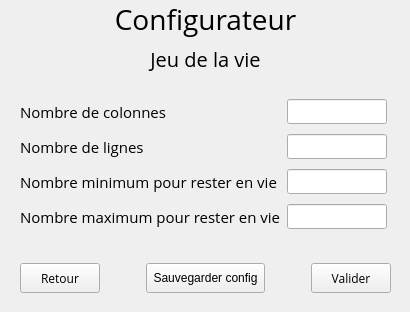
Qt form Code/AutoCell/configgameoflifeautomatonwindow.ui (Nawhal/AutoCell) before a commit.
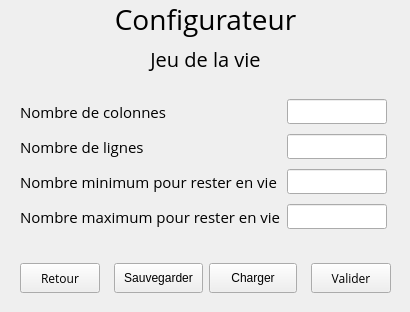
The same form after that commit.

The edit to the form file:
```diff
--- a/Code/AutoCell/configgameoflifeautomatonwindow.ui
+++ b/Code/AutoCell/configgameoflifeautomatonwindow.ui
@@ -317,7 +317,37 @@
          </font>
         </property>
         <property name="text">
-         <string>Sauvegarder config</string>
+         <string>Sauvegarder</string>
+        </property>
+       </widget>
+      </item>
+      <item>
+       <widget class="QPushButton" name="loadConfigButton">
+        <property name="sizePolicy">
+         <sizepolicy hsizetype="Minimum" vsizetype="Minimum">
+          <horstretch>0</horstretch>
+          <verstretch>0</verstretch>
+         </sizepolicy>
+        </property>
+        <property name="minimumSize">
+         <size>
+          <width>0</width>
+          <height>30</height>
+         </size>
+        </property>
+        <property name="maximumSize">
+         <size>
+          <width>150</width>
+          <height>30</height>
+         </size>
+        </property>
+        <property name="font">
+         <font>
+          <pointsize>9</pointsize>
+         </font>
+        </property>
+        <property name="text">
+         <string>Charger</string>
         </property>
        </widget>
       </item>
```
Left out of the diff: 57 changed lines with no effect on the pictures.
